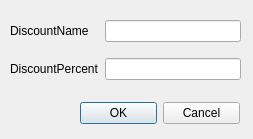
First picture: the form in discountschangedialog.ui, repository pgulyaev88/elpos.manager, before the edit.
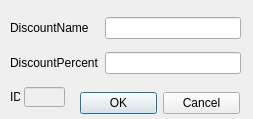
Second picture: the form after the edit.

The edit to the form file:
```diff
--- a/discountschangedialog.ui
+++ b/discountschangedialog.ui
@@ -7,7 +7,7 @@
     <x>0</x>
     <y>0</y>
     <width>253</width>
-    <height>139</height>
+    <height>119</height>
    </rect>
   </property>
   <property name="windowTitle">
@@ -19,7 +19,7 @@
      <x>10</x>
      <y>10</y>
      <width>231</width>
-     <height>81</height>
+     <height>71</height>
     </rect>
    </property>
    <layout class="QGridLayout" name="gridLayout">
@@ -49,7 +49,7 @@
    <property name="geometry">
     <rect>
      <x>80</x>
-     <y>100</y>
+     <y>90</y>
      <width>160</width>
      <height>26</height>
     </rect>
@@ -58,6 +58,35 @@
     <set>QDialogButtonBox::Cancel|QDialogButtonBox::Ok</set>
    </property>
   </widget>
+  <widget class="QLabel" name="discountsIdLabel">
+   <property name="geometry">
+    <rect>
+     <x>10</x>
+     <y>87</y>
+     <width>10</width>
+     <height>20</height>
+    </rect>
+   </property>
+   <property name="text">
+    <string>ID:</string>
+   </property>
+  </widget>
+  <widget class="QLineEdit" name="discountsIdLineEdit">
+   <property name="enabled">
+    <bool>false</bool>
+   </property>
+   <property name="geometry">
+    <rect>
+     <x>24</x>
+     <y>87</y>
+     <width>41</width>
+     <height>20</height>
+    </rect>
+   </property>
+   <property name="readOnly">
+    <bool>true</bool>
+   </property>
+  </widget>
  </widget>
  <resources/>
  <connections>
```
Left out of the diff: 8 changed lines with no effect on the pictures.
